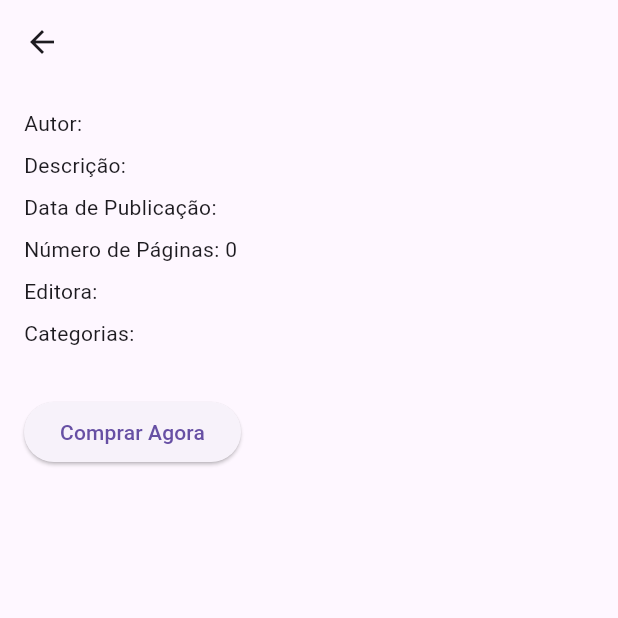
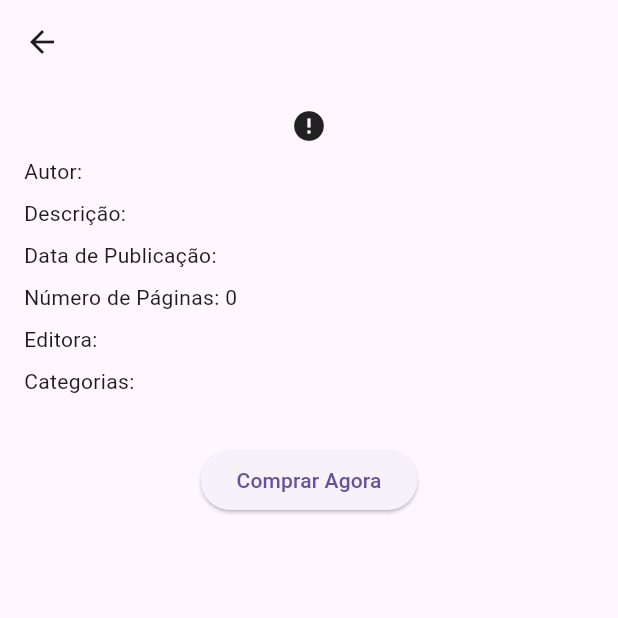
Before and after one commit to AnaFMel/projeto-flutter, a Flutter app: the BookDetailScreen screen opened directly with empty values, on a phone screen of 412 x 824 dp, the top half of it. Run offline on Flutter 3.47's test engine with Material 3 defaults, Android fonts, the phone set to English and light mode, and no system bars; drawn by our look-alikes of cached_network_image; network calls fail.

Commit message:
Adicionando capa do livro e scroll na tela de detalhes

```diff
--- a/lib/main.dart
+++ b/lib/main.dart
@@ -80,12 +80,12 @@ class _BookListScreenState extends State<BookListScreen> {
 
         return Book(
           title: volumeInfo['title'],
-    author: volumeInfo['authors'] != null ? volumeInfo['authors'][0] : 'Autor Desconhecido',
-    description: volumeInfo['description'] ?? 'Sem descrição',
+          author: volumeInfo['authors'] != null ? volumeInfo['authors'][0] : '(Autor Desconhecido)',
+          description: volumeInfo['description'] ?? '(Descrição não encontrada)',
           imageUrl: thumbnail ?? '',
-    publishedDate: volumeInfo['publishedDate'] ?? 'Data Desconhecida',
+          publishedDate: volumeInfo['publishedDate'] ?? '(Data Desconhecida)',
           pageCount: volumeInfo['pageCount'] ?? 0,
-    publisher: volumeInfo['publisher'] ?? 'Editora Desconhecida',
+          publisher: volumeInfo['publisher'] ?? '(Editora Desconhecida)',
           categories: volumeInfo['categories'] != null ? List<String>.from(volumeInfo['categories']) : [],
           buyLink: buyLink ?? '',
         );
@@ -102,7 +102,7 @@ class _BookListScreenState extends State<BookListScreen> {
   Widget build(BuildContext context) {
     return Scaffold(
       appBar: AppBar(
-        title: Text('Livros'),
+        title: Text('Livraria Flutter'),
       ),
       body: Column(
         children: [
@@ -167,12 +167,24 @@ class BookDetailScreen extends StatelessWidget {
       appBar: AppBar(
         title: Text(book.title),
       ),
-      body: Padding(
+      body: SingleChildScrollView(
+        child: Padding(
           padding: const EdgeInsets.all(16.0),
           child: Column(
             crossAxisAlignment: CrossAxisAlignment.start,
             children: [
-            Text('Autor: ${book.author}'),
+              Container(
+                child: CachedNetworkImage(
+                  imageUrl: book.imageUrl,
+                  placeholder: (context, url) =>
+                      CircularProgressIndicator(),
+                  errorWidget: (context, url, error) =>
+                      Icon(Icons.error),
+                ),
+                alignment: Alignment.topCenter,
+              ),
+              SizedBox(height: 8),
+              Text('Autor: ${book.author}',),
               SizedBox(height: 8),
               Text('Descrição: ${book.description}'),
               SizedBox(height: 8),
@@ -185,14 +197,18 @@ class BookDetailScreen extends StatelessWidget {
               Text('Categorias: ${book.categories.join(', ')}'),
               SizedBox(height: 16),
               SizedBox(height: 16),
-            ElevatedButton(
+              Container(
+                child: ElevatedButton(
                   onPressed: () {
                     _launchURL(book.buyLink);
                   },
                   child: Text('Comprar Agora'),
                 ),
+                alignment: Alignment.bottomCenter,
+              ),
               // Adicione mais detalhes conforme necessário
             ],
+          ),
         ),
       ),
     );
```
Lines whose indentation alone changed are shown as unchanged.
